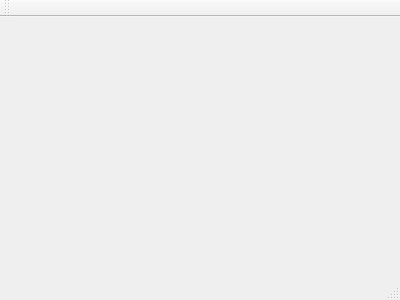
Qt form mainwindow.ui (Jurkomason/Hello-QT) before a commit.
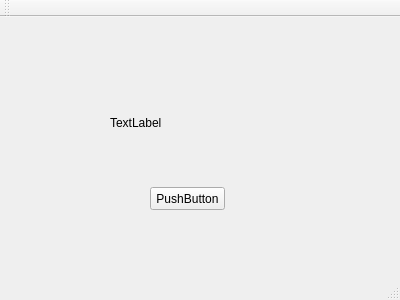
The same form after that commit.

Commit message: Hola mundo label

```diff
--- a/mainwindow.ui
+++ b/mainwindow.ui
@@ -12,13 +12,55 @@
   <property name="windowTitle" >
    <string>MainWindow</string>
   </property>
-  <widget class="QMenuBar" name="menuBar" />
-  <widget class="QToolBar" name="mainToolBar" />
-  <widget class="QWidget" name="centralWidget" />
-  <widget class="QStatusBar" name="statusBar" />
+  <widget class="QWidget" name="centralWidget">
+   <widget class="QPushButton" name="pushButton">
+    <property name="geometry">
+     <rect>
+      <x>150</x>
+      <y>170</y>
+      <width>75</width>
+      <height>23</height>
+     </rect>
+    </property>
+    <property name="text">
+     <string>PushButton</string>
+    </property>
+   </widget>
+   <widget class="QLabel" name="label">
+    <property name="geometry">
+     <rect>
+      <x>110</x>
+      <y>90</y>
+      <width>181</width>
+      <height>31</height>
+     </rect>
+    </property>
+    <property name="text">
+     <string>TextLabel</string>
+    </property>
+   </widget>
+  </widget>
+  <widget class="QMenuBar" name="menuBar">
+   <property name="geometry">
+    <rect>
+     <x>0</x>
+     <y>0</y>
+     <width>400</width>
+     <height>21</height>
+    </rect>
+   </property>
+  </widget>
+  <widget class="QToolBar" name="mainToolBar">
+   <attribute name="toolBarArea">
+    <enum>TopToolBarArea</enum>
+   </attribute>
+   <attribute name="toolBarBreak">
+    <bool>false</bool>
+   </attribute>
+  </widget>
+  <widget class="QStatusBar" name="statusBar"/>
  </widget>
- <layoutDefault spacing="6" margin="11" />
- <pixmapfunction></pixmapfunction>
+ <layoutdefault spacing="6" margin="11"/>
  <resources/>
  <connections/>
 </ui>
```
Left out of the diff: 7 changed lines with no effect on the pictures. The commit also changes 4 other files.
